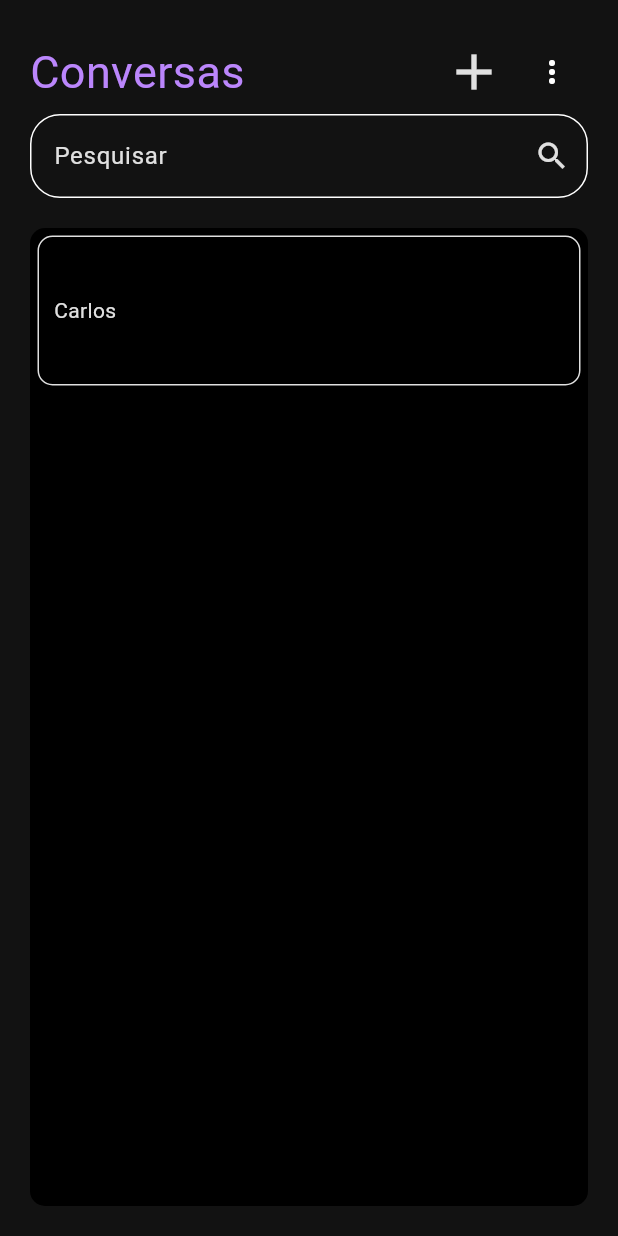
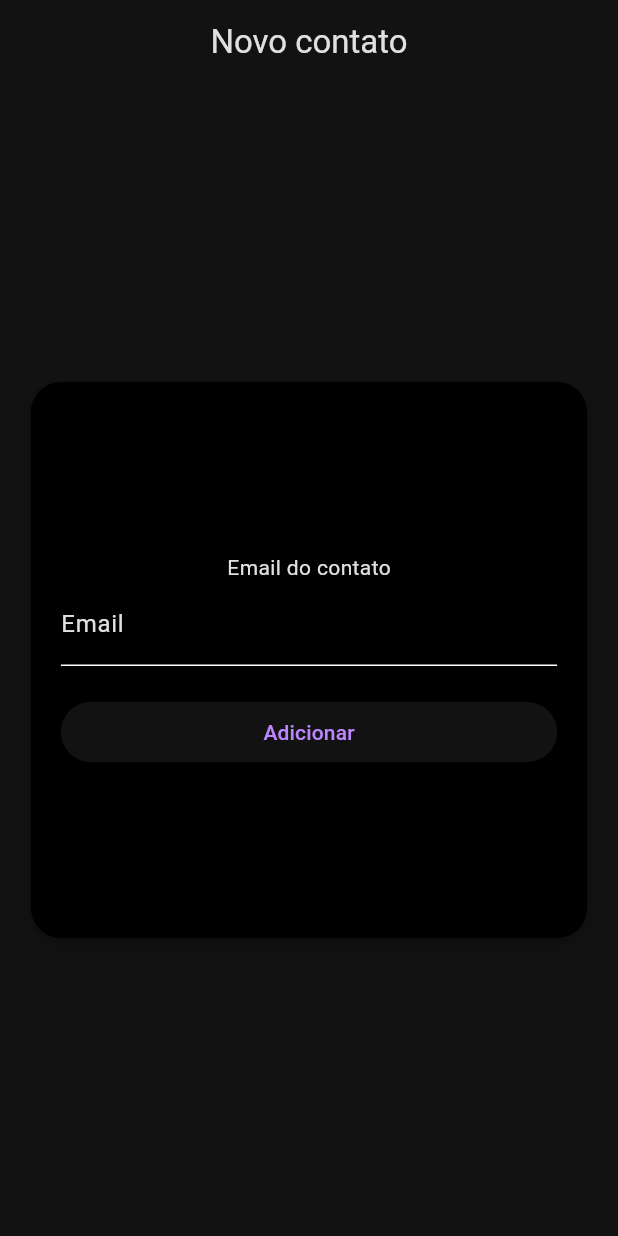
Before and after one commit to carlos-macha/chat, a Flutter app: the screen it shows after launch, after a tap on "Entrar", after a tap on the "add" icon, on a phone screen of 412 x 824 dp. Run offline on Flutter 3.47's test engine with Material 3 defaults, Android fonts, the phone set to English and light mode, and no system bars; our stand-ins replace shared_preferences; missing offline and left inert: record; network calls fail.

Commit message:
Add contact

```diff
--- a/lib/main.dart
+++ b/lib/main.dart
@@ -3,6 +3,8 @@ import 'package:chat/src/screens/config_screen.dart';
 import 'package:chat/src/screens/contact_screen.dart';
 import 'package:chat/src/screens/create_account_screen.dart';
 import 'package:chat/src/screens/login_screen.dart';
+import 'package:chat/src/screens/new_contact_screen.dart';
+import 'package:chat/src/screens/splash_screen.dart';
 import 'package:flutter/material.dart';
 
 void main() {
@@ -55,15 +57,14 @@ class _MyAppState extends State<MyApp> {
       themeMode: _themeMode,
       initialRoute: "/",
       routes: {
-        "/": (context) => const LoginScreen(),
+        "/": (context) => const SplashScreen(),
+        "/LoginScreen": (context) => const LoginScreen(),
         "/ChatScreen": (context) => const ChatScreen(),
         "/ConfigScreen": (context) => ConfigScreen(
             isDarkMode: _themeMode == ThemeMode.dark, toggleTheme: _toggleTheme),
         "/ContactScreen": (context) => const ContactScreen(),
         "/CreateAccountScreen": (context) => const CreateAccountScreen(),
-        /*"/": (context) => const LoginScreen(),
-        "/": (context) => const LoginScreen(),
-        "/": (context) => const LoginScreen(),*/
+        "/NewContactScreen": (context) => const NewContactScreen(),
       },
     );
   }
--- /dev/null
+++ b/lib/src/interfaces/contact_interface.dart
@@ -0,0 +1,23 @@
+class Contact {
+  final String? email;
+  final String? name;
+
+  Contact({
+    this.email,
+    this.name,
+  });
+
+  Map<String, dynamic> toJson() {
+    return {
+      "email": email,
+      "name": name,
+    };
+  }
+
+  factory Contact.fromJson(Map<String, dynamic> json) {
+    return Contact(
+      name: json['name'],
+      email: json['email'],
+    );
+  }
+}
--- a/lib/src/interfaces/user_interface.dart
+++ b/lib/src/interfaces/user_interface.dart
@@ -1,10 +1,10 @@
 class User {
-  final String name;
+  final String? name;
   final String email;
   final String password;
 
   User({
-    required this.name,
+    this.name,
     required this.email,
     required this.password,
   });
--- a/lib/src/screens/contact_screen.dart
+++ b/lib/src/screens/contact_screen.dart
@@ -1,5 +1,8 @@
 import 'package:chat/constants.dart';
+import 'package:chat/src/interfaces/contact_interface.dart';
+import 'package:chat/src/services/contact_service.dart';
 import 'package:flutter/material.dart';
+import 'package:shared_preferences/shared_preferences.dart';
 
 class ContactScreen extends StatefulWidget {
   const ContactScreen({super.key});
@@ -10,18 +13,26 @@ class ContactScreen extends StatefulWidget {
 
 class _ContactScreenState extends State<ContactScreen> {
   final FocusNode _focusNode = FocusNode();
-  final List<Widget> contactList = [];
+  final List<Widget> Box = [];
+  final List<Contact> contactsList = [];
+  final _contactService = ContactService();
+
+  Future<void> _submitForm() async {
+    List<Contact> fetchedContacts = await _contactService
+        .showContact();
+    setState(() {
+      contactsList.addAll(fetchedContacts);
+    });
+  }
 
   @override
-  Widget build(BuildContext context) {
-    final screenWidth = MediaQuery.of(context).size.width;
-    final screenHeight = MediaQuery.of(context).size.height;
-    final isDesktop = screenWidth > 600;
+  void initState() {
+    _submitForm();
+    super.initState();
+  }
 
-    void contact() {
-      setState(() {
-        contactList.add(
-          GestureDetector(
+  Widget contact(String? name, String? email) {
+    return GestureDetector(
       onTap: () {
         Navigator.pushNamed(context, '/ChatScreen');
       },
@@ -31,18 +42,27 @@ class _ContactScreenState extends State<ContactScreen> {
         height: 100,
         decoration: BoxDecoration(
           borderRadius: BorderRadius.circular(10),
-                border:
-                    Border.all(color: Theme.of(context).colorScheme.onSurface),
+          border: Border.all(color: Theme.of(context).colorScheme.onSurface),
         ),
         child: Row(
           children: [
-                  Text("Carlos"),
+            Text(name!),
           ],
         ),
       ),
-          ),
     );
-      });
+  }
+
+  @override
+  Widget build(BuildContext context) {
+    final screenWidth = MediaQuery.of(context).size.width;
+    final screenHeight = MediaQuery.of(context).size.height;
+    final isDesktop = screenWidth > 600;
+
+    Future<void> logout() async {
+      final prefs = await SharedPreferences.getInstance();
+      await prefs.remove('auth_token');
+      Navigator.pushReplacementNamed(context, '/');
     }
 
     return SafeArea(
@@ -80,7 +100,10 @@ class _ContactScreenState extends State<ContactScreen> {
                                   Icons.add,
                                   size: 40,
                                 ),
-                                onPressed: contact,
+                                onPressed: () {
+                                  Navigator.pushReplacementNamed(
+                                      context, '/NewContactScreen');
+                                },
                               ),
                               PopupMenuButton(
                                 icon: Icon(Icons.more_vert),
@@ -95,7 +118,8 @@ class _ContactScreenState extends State<ContactScreen> {
                                     value: "op2",
                                     child: Text("Configuração"),
                                     onTap: () {
-                                      Navigator.pushNamed(context, '/ConfigScreen');
+                                      Navigator.pushNamed(
+                                          context, '/ConfigScreen');
                                     },
                                   ),
                                   PopupMenuItem(
@@ -109,7 +133,7 @@ class _ContactScreenState extends State<ContactScreen> {
                                       style: TextStyle(color: Colors.red),
                                     ),
                                     onTap: () {
-                                      Navigator.pushReplacementNamed(context, '/');
+                                      logout();
                                     },
                                   ),
                                 ],
@@ -145,14 +169,12 @@ class _ContactScreenState extends State<ContactScreen> {
                           color: Theme.of(context).colorScheme.onPrimary,
                         ),
                         child: ListView.builder(
-                          itemCount:
-                              contactList.isEmpty ? 1 : contactList.length,
+                          itemCount: contactsList.length,
                           itemBuilder: (context, index) {
-                            return contactList.isEmpty
-                                ? Center(
-                                    child: Text("Adicione contatos"),
-                                  )
-                                : contactList[index];
+                            return contactsList.isEmpty
+                                ? Text("adicionar contato")
+                                : contact(contactsList[index].name,
+                                    contactsList[index].email);
                           },
                         ),
                       ),
--- a/lib/src/screens/create_account_screen.dart
+++ b/lib/src/screens/create_account_screen.dart
@@ -1,8 +1,8 @@
 import 'package:chat/constants.dart';
 import 'package:chat/src/interfaces/user_interface.dart';
 import 'package:chat/src/screens/login_screen.dart';
+import 'package:chat/src/services/auth_service.dart';
 import 'package:flutter/material.dart';
-import '../services/user_service.dart';
 
 class CreateAccountScreen extends StatefulWidget {
   const CreateAccountScreen({super.key});
@@ -18,7 +18,7 @@ class _CreateAccountScreenState extends State<CreateAccountScreen> {
   final _emailController = TextEditingController();
   final _passwordController = TextEditingController();
   final _passwordConfirmController = TextEditingController();
-  final UserService _userService = UserService();
+  final _authService = AuthService();
   bool _isObscured = true;
 
   Future<void> _submitForm() async {
@@ -30,7 +30,7 @@ class _CreateAccountScreenState extends State<CreateAccountScreen> {
           password: _passwordController.text,
         );
 
-        bool success = await _userService.createUser(newUser);
+        bool success = await _authService.createUser(newUser);
 
         if (success) {
           ScaffoldMessenger.of(context).showSnackBar(
--- a/lib/src/screens/login_screen.dart
+++ b/lib/src/screens/login_screen.dart
@@ -1,6 +1,10 @@
 import 'package:chat/constants.dart';
+import 'package:chat/src/interfaces/user_interface.dart';
 import 'package:chat/src/screens/create_account_screen.dart';
+import 'package:chat/src/services/auth_service.dart';
 import 'package:flutter/material.dart';
+import 'package:shared_preferences/shared_preferences.dart';
+
 
 class LoginScreen extends StatefulWidget {
   const LoginScreen({super.key});
@@ -19,6 +23,29 @@ class _LoginScreenState extends State<LoginScreen> {
     final screenWidth = MediaQuery.of(context).size.width;
     final screenHeight = MediaQuery.of(context).size.height;
     final isDesktop = screenWidth > 600;
+    final _emailController = TextEditingController();
+    final _passwordController = TextEditingController();
+    final _authService = AuthService();
+
+    Future<void> _submitForm() async {
+      if (_formKey.currentState!.validate()) {
+        final userLogin = User(
+            email: _emailController.text, password: _passwordController.text);
+
+        String? token = await _authService.login(userLogin);
+
+        if (token != null) {
+          final prefs = await SharedPreferences.getInstance();
+          await prefs.setString('auth_token', token);
+          print(token);
+
+          Navigator.pushReplacementNamed(context, '/ContactScreen');
+          print("Login bem-sucedido!");
+        } else {
+          print("Deu ruim no login");
+        }
+      }
+    }
 
     return Scaffold(
       backgroundColor: Theme.of(context).colorScheme.surface,
@@ -58,12 +85,14 @@ class _LoginScreenState extends State<LoginScreen> {
                         style: TextStyle(fontFamily: "Merienda"),
                       ),
                       TextFormField(
+                        controller: _emailController,
                         decoration: InputDecoration(
                           labelText: "Email",
                         ),
                         keyboardType: TextInputType.emailAddress,
                       ),
                       TextFormField(
+                        controller: _passwordController,
                         decoration: InputDecoration(
                           suffixIcon: IconButton(
                             icon: Icon(_isObscured
@@ -85,7 +114,7 @@ class _LoginScreenState extends State<LoginScreen> {
                         width: double.infinity,
                         child: ElevatedButton(
                           onPressed: () {
-                            Navigator.pushReplacementNamed(context, '/ContactScreen');
+                            _submitForm();
                           },
                           child: Text('Entrar'),
                         ),
--- a/lib/src/screens/new_contact_screen.dart
+++ b/lib/src/screens/new_contact_screen.dart
@@ -0,0 +1,97 @@
+import 'package:chat/constants.dart';
+import 'package:chat/src/interfaces/contact_interface.dart';
+import 'package:chat/src/services/contact_service.dart';
+import 'package:flutter/material.dart';
+
+class NewContactScreen extends StatefulWidget {
+  const NewContactScreen({super.key});
+
+  @override
+  State<NewContactScreen> createState() => _NewContactScreenState();
+}
+
+class _NewContactScreenState extends State<NewContactScreen> {
+  final FocusNode _focusNode = FocusNode();
+  final _emailController = TextEditingController();
+  final _formKey = GlobalKey<FormState>();
+  final _contactService = ContactService();
+
+  Future<void> _submitForm() async {
+    if (_formKey.currentState!.validate()) {
+      final newContact = Contact(
+        email: _emailController.text,
+      );
+
+      bool success = await _contactService.addContact(newContact);
+
+      if (success) {
+        print("criado");
+        Navigator.pushReplacementNamed(context, '/ContactScreen');
+      } else {
+        print("deu ruim");
+      }
+    };
+  }
+
+  @override
+  Widget build(BuildContext context) {
+    final screenWidth = MediaQuery.of(context).size.width;
+    final screenHeight = MediaQuery.of(context).size.height;
+    final isDesktop = screenWidth > 600;
+
+    return Scaffold(
+      backgroundColor: Theme.of(context).colorScheme.surface,
+      appBar: AppBar(
+        centerTitle: true,
+        title: Text("Novo contato"),
+      ),
+      body: KeyboardListener(
+        focusNode: _focusNode,
+        child: Center(
+          child: SingleChildScrollView(
+            child: ConstrainedBox(
+              constraints: BoxConstraints(
+                maxWidth: isDesktop ? 450 : screenWidth * 0.9,
+                maxHeight: isDesktop ? 450 : screenHeight * 0.45,
+              ),
+              child: Container(
+                padding: EdgeInsets.all(20),
+                decoration: BoxDecoration(
+                  boxShadow: [shadow],
+                  color: Theme.of(context).colorScheme.onPrimary,
+                  borderRadius: BorderRadius.circular(20),
+                ),
+                child: Form(
+                  key: _formKey,
+                  child: Column(
+                    mainAxisAlignment: MainAxisAlignment.center,
+                    children: [
+                      Text("Email do contato"),
+                      TextFormField(
+                        controller: _emailController,
+                        decoration: InputDecoration(
+                          labelText: "Email",
+                        ),
+                        keyboardType: TextInputType.emailAddress,
+                      ),
+                      SizedBox(
+                         height: 20,
+                      ),
+                      SizedBox(
+                        width: double.infinity,
+                        child: ElevatedButton(
+                          onPressed: _submitForm,
+                          child: Text('Adicionar'),
+                        ),
+                      ),
+                    ],
+                  ),
+                ),
+              ),
+            ),
+          ),
+        ),
+      ),
+    );
+  }
+}
--- /dev/null
+++ b/lib/src/screens/splash_screen.dart
@@ -0,0 +1,45 @@
+import 'package:chat/src/services/auth_service.dart';
+import 'package:flutter/material.dart';
+import 'package:shared_preferences/shared_preferences.dart';
+
+class SplashScreen extends StatefulWidget {
+  const SplashScreen({super.key});
+
+  @override
+  State<SplashScreen> createState() => _SplashScreenState();
+}
+
+class _SplashScreenState extends State<SplashScreen> {
+  final _authService = AuthService();
+
+  @override
+  void initState() {
+    Future.delayed(Duration.zero, checkLoginStatus);
+    super.initState();
+  }
+
+  Future<void> checkLoginStatus() async {
+    final prefs = await SharedPreferences.getInstance();
+    final String? token = prefs.getString('auth_token');
+    print(token);
+
+    if (token != null && token.isNotEmpty) {
+      print("deu bom!!");
+      bool isValid = await _authService.validateToken(token);
+      print(isValid);
+      isValid
+          ? Navigator.pushReplacementNamed(context, '/ContactScreen')
+          : Navigator.pushReplacementNamed(context, '/LoginScreen');
+      print("sim");
+    } else {
+      Navigator.pushReplacementNamed(context, '/LoginScreen');
+    }
+  }
+
+  @override
+  Widget build(BuildContext context) {
+    return Scaffold(
+      body: Center(child: CircularProgressIndicator()),
+    );
+  }
+}
--- /dev/null
+++ b/lib/src/services/auth_service.dart
@@ -0,0 +1,66 @@
+import 'dart:convert';
+import 'package:http/http.dart' as http;
+
+import 'package:chat/src/interfaces/user_interface.dart';
+
+class AuthService {
+  final String baseUrl = "http://192.168.0.11:3000";
+
+  Future<String?> login(User user) async {
+    final url = Uri.parse("$baseUrl/login");
+
+    try {
+      final response = await http.post(
+        url,
+        headers: {'Content-Type': 'application/json'},
+        body: jsonEncode(user.toJson()),
+      );
+
+      if (response.statusCode == 200) {
+        final data = jsonDecode(response.body);
+        return data['token']; // Retorna o token se o login for bem-sucedido
+      } else {
+        print('Erro ao logar: ${response.body}');
+        return null;
+      }
+    } catch (error) {
+      return error.toString();
+    }
+  }
+
+   Future<bool> createUser(User user) async {
+    final url = Uri.parse('$baseUrl/register');
+
+    final response = await http.post(
+      url,
+      headers: {'Content-Type': 'application/json'},
+      body: jsonEncode(user.toJson()),
+    );
+
+    if (response.statusCode == 201) {
+      return true;
+    } else {
+      print('Erro ao criar usuário: ${response.body}');
+      return false;
+    }
+  }
+
+  Future<bool> validateToken(String token) async {
+    final url = Uri.parse("$baseUrl/validate");
+
+    try {
+      final response = await http.get(
+        url,
+        headers: {'Authorization': 'Bearer $token'},
+      );
+
+      if (response.statusCode == 200) {
+        print("ok");
+        return true;
+      }
+    } catch (error) {
+      print(error);
+    }
+    return false;
+  }
+}
--- /dev/null
+++ b/lib/src/services/contact_service.dart
@@ -0,0 +1,62 @@
+import 'dart:convert';
+import 'package:chat/src/interfaces/contact_interface.dart';
+import 'package:http/http.dart' as http;
+import 'package:shared_preferences/shared_preferences.dart';
+
+class ContactService {
+  final String baseUrl = "http://192.168.0.11:3000";
+
+  Future<String?> getToken() async {
+    final prefs = await SharedPreferences.getInstance();
+    return prefs.getString('auth_token');
+  }
+
+  Future<bool> addContact(Contact contact) async {
+    final url = Uri.parse("$baseUrl/addContact");
+    final token = await getToken();
+
+    final response = await http.post(
+      url,
+      headers: {
+        'Content-Type': 'application/json',
+        'Authorization': 'Bearer $token',
+      },
+      body: jsonEncode(contact.toJson()),
+    );
+
+    if (response.statusCode == 201) {
+      return true;
+    } else {
+      return false;
+    }
+  }
+
+  Future<List<Contact>> showContact() async {
+    final url = Uri.parse("$baseUrl/showContacts");
+    final token = await getToken();
+
+    final response = await http.get(
+      url,
+      headers: {
+        'Content-Type': 'application/json',
+        'Authorization': 'Bearer $token',
+      }
+    );
+
+    if (response.statusCode == 200) {
+      Map<String, dynamic> data = jsonDecode(response.body);
+      List<dynamic> contactList = data['users'];
+
+      List<Contact> contacts = contactList.map((element) {
+        return Contact(
+          email: element['email'],
+          name: element['name'],
+        );
+      }).toList();
+
+      return contacts;
+    } else {
+      throw Exception('Erro ao carregar contatos: ${response.statusCode}');
+    }
+  }
+}
--- a/pubspec.yaml
+++ b/pubspec.yaml
@@ -18,6 +18,7 @@ dependencies:
   path_provider: ^2.1.2
   permission_handler: ^11.3.0
   http: ^0.13.3
+  shared_preferences: ^2.2.2
 
 dev_dependencies:
   flutter_test:
```
Also changed, not shown: lib/src/services/user_service.dart (+0 -19 lines), pubspec.lock, 1 other file. Lines whose indentation alone changed are shown as unchanged.
